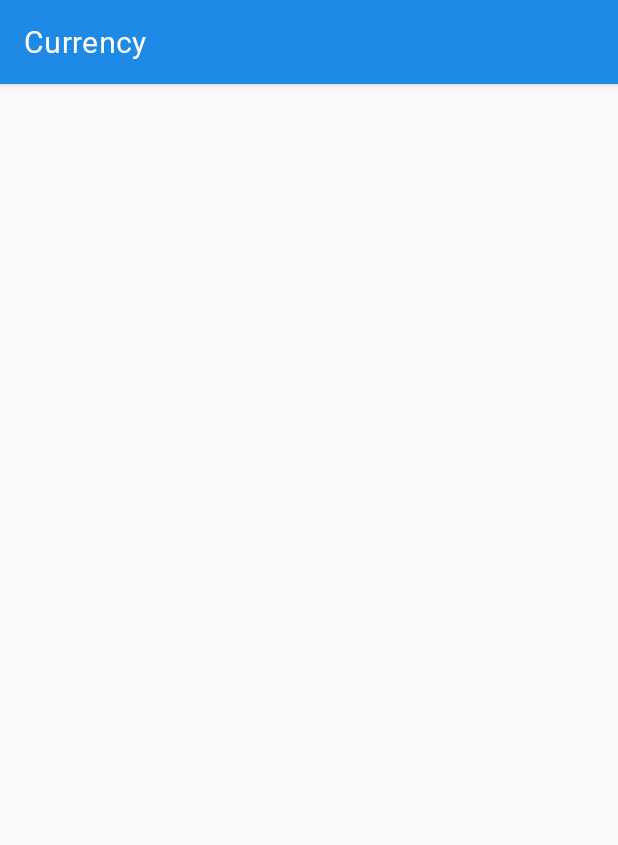
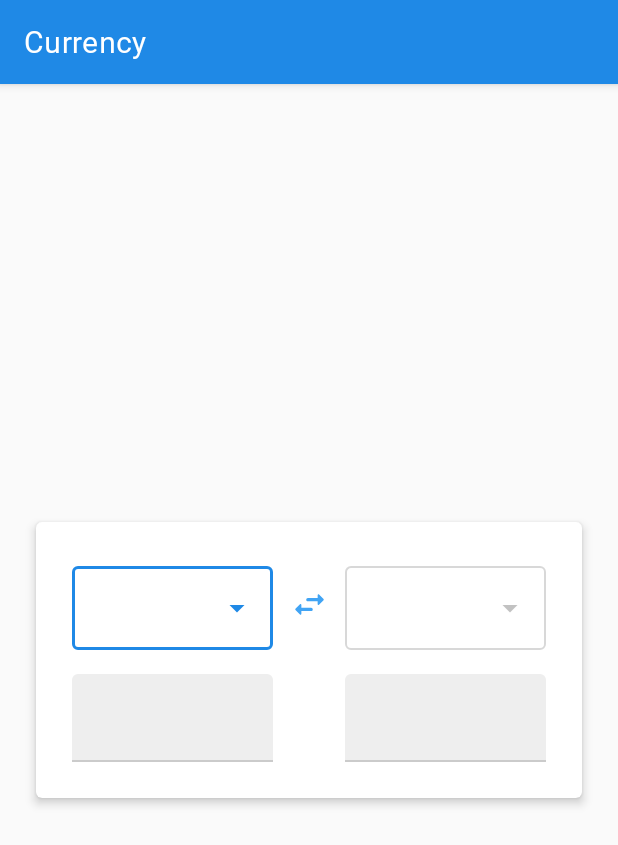
Before and after one commit to manish-dhanani/currency_android, an Android app: the screen it shows after launch (MainActivity), on a phone screen of 412 x 824 dp. Shown: the top 845 px of the screen. Run offline under Robolectric (Android 15) with nearby library versions, the phone set to English and light mode, and no system bars.

Commit message:
ui: design currency convertor card

```diff
--- /dev/null
+++ b/app/src/main/res/drawable/cursor_drawable.xml
@@ -0,0 +1,5 @@
+<?xml version="1.0" encoding="utf-8"?>
+<shape xmlns:android="http://schemas.android.com/apk/res/android">
+    <size android:width="1.5dp" />
+    <solid android:color="?android:textColorPrimary" />
+</shape>
--- /dev/null
+++ b/app/src/main/res/drawable/ic_swap.xml
@@ -0,0 +1,9 @@
+<vector xmlns:android="http://schemas.android.com/apk/res/android"
+    android:width="24dp"
+    android:height="24dp"
+    android:viewportWidth="24"
+    android:viewportHeight="24">
+    <path
+        android:fillColor="@color/accent"
+        android:pathData="M6.14,11.86l-2.78,2.79c-0.19,0.2 -0.19,0.51 0,0.71l2.78,2.79c0.31,0.32 0.85,0.09 0.85,-0.35L6.99,16L13,16c0.55,0 1,-0.45 1,-1s-0.45,-1 -1,-1L6.99,14v-1.79c0,-0.45 -0.54,-0.67 -0.85,-0.35zM20.65,8.65l-2.78,-2.79c-0.31,-0.32 -0.85,-0.09 -0.85,0.35L17.02,8L11,8c-0.55,0 -1,0.45 -1,1s0.45,1 1,1h6.01v1.79c0,0.45 0.54,0.67 0.85,0.35l2.78,-2.79c0.2,-0.19 0.2,-0.51 0.01,-0.7z" />
+</vector>
--- a/app/src/main/res/layout/fragment_main.xml
+++ b/app/src/main/res/layout/fragment_main.xml
@@ -1,7 +1,100 @@
 <?xml version="1.0" encoding="utf-8"?>
 <androidx.constraintlayout.widget.ConstraintLayout xmlns:android="http://schemas.android.com/apk/res/android"
+    xmlns:app="http://schemas.android.com/apk/res-auto"
     xmlns:tools="http://schemas.android.com/tools"
     android:id="@+id/main"
     android:layout_width="match_parent"
     android:layout_height="match_parent"
-    tools:context=".ui.main.view.MainFragment" />
+    tools:context=".ui.main.view.MainFragment">
+
+    <com.google.android.material.card.MaterialCardView
+        android:layout_width="match_parent"
+        android:layout_height="wrap_content"
+        android:layout_marginHorizontal="@dimen/app_margin_large"
+        app:cardBackgroundColor="@color/white"
+        app:cardElevation="4dp"
+        app:layout_constraintBottom_toBottomOf="parent"
+        app:layout_constraintTop_toTopOf="parent">
+
+        <androidx.constraintlayout.widget.ConstraintLayout
+            android:layout_width="match_parent"
+            android:layout_height="wrap_content"
+            android:padding="@dimen/app_margin_large">
+
+            <com.google.android.material.textfield.TextInputLayout
+                android:id="@+id/from_dropdown"
+                style="@style/TextInputLayout.Dropdown"
+                android:layout_marginEnd="@dimen/app_margin_large"
+                app:layout_constraintEnd_toStartOf="@+id/to_dropdown"
+                app:layout_constraintStart_toStartOf="parent"
+                app:layout_constraintTop_toTopOf="parent">
+
+                <androidx.appcompat.widget.AppCompatAutoCompleteTextView
+                    android:layout_width="match_parent"
+                    android:layout_height="wrap_content"
+                    android:cursorVisible="false"
+                    android:inputType="none" />
+
+            </com.google.android.material.textfield.TextInputLayout>
+
+            <com.google.android.material.textfield.TextInputLayout
+                android:id="@+id/to_dropdown"
+                style="@style/TextInputLayout.Dropdown"
+                android:layout_marginStart="@dimen/app_margin_large"
+                app:layout_constraintEnd_toEndOf="parent"
+                app:layout_constraintStart_toEndOf="@+id/from_dropdown"
+                app:layout_constraintTop_toTopOf="parent">
+
+                <androidx.appcompat.widget.AppCompatAutoCompleteTextView
+                    android:layout_width="match_parent"
+                    android:layout_height="wrap_content"
+                    android:cursorVisible="false"
+                    android:inputType="none" />
+
+            </com.google.android.material.textfield.TextInputLayout>
+
+            <com.google.android.material.textfield.TextInputLayout
+                android:id="@+id/til_from_amount"
+                style="@style/TextInputLayout"
+                android:layout_marginTop="@dimen/app_margin_medium"
+                app:layout_constraintEnd_toEndOf="@id/from_dropdown"
+                app:layout_constraintStart_toStartOf="@+id/from_dropdown"
+                app:layout_constraintTop_toBottomOf="@+id/from_dropdown">
+
+                <com.google.android.material.textfield.TextInputEditText
+                    style="@style/TextInputEditText"
+                    android:inputType="numberDecimal"
+                    android:maxLength="12" />
+
+            </com.google.android.material.textfield.TextInputLayout>
+
+            <com.google.android.material.textfield.TextInputLayout
+                android:id="@+id/til_to_amount"
+                style="@style/TextInputLayout"
+                app:layout_constraintEnd_toEndOf="@+id/to_dropdown"
+                app:layout_constraintStart_toStartOf="@+id/to_dropdown"
+                app:layout_constraintTop_toTopOf="@+id/til_from_amount">
+
+                <com.google.android.material.textfield.TextInputEditText
+                    style="@style/TextInputEditText"
+                    android:inputType="numberDecimal"
+                    android:maxLength="12" />
+
+            </com.google.android.material.textfield.TextInputLayout>
+
+            <androidx.appcompat.widget.AppCompatImageView
+                android:id="@+id/iv_swap"
+                android:layout_width="42dp"
+                android:layout_height="42dp"
+                android:padding="8dp"
+                app:layout_constraintBottom_toBottomOf="@+id/from_dropdown"
+                app:layout_constraintEnd_toStartOf="@+id/to_dropdown"
+                app:layout_constraintStart_toEndOf="@+id/from_dropdown"
+                app:layout_constraintTop_toTopOf="@+id/from_dropdown"
+                app:srcCompat="@drawable/ic_swap" />
+
+        </androidx.constraintlayout.widget.ConstraintLayout>
+
+    </com.google.android.material.card.MaterialCardView>
+
+</androidx.constraintlayout.widget.ConstraintLayout>
--- /dev/null
+++ b/app/src/main/res/values/styles.xml
@@ -0,0 +1,26 @@
+<?xml version="1.0" encoding="utf-8"?>
+<resources>
+    <!-- TextInput -->
+    <style name="TextInputLayout" parent="Widget.MaterialComponents.TextInputLayout.FilledBox">
+        <item name="android:layout_width">0dp</item>
+        <item name="android:layout_height">wrap_content</item>
+        <item name="hintTextColor">@color/accent</item>
+    </style>
+
+    <style name="TextInputLayout.Dropdown" parent="Widget.MaterialComponents.TextInputLayout.OutlinedBox.ExposedDropdownMenu">
+        <item name="android:layout_width">0dp</item>
+        <item name="android:layout_height">wrap_content</item>
+        <item name="hintTextColor">@color/accent</item>
+    </style>
+
+    <style name="TextInputEditText">
+        <item name="android:layout_width">match_parent</item>
+        <item name="android:layout_height">wrap_content</item>
+        <item name="android:textCursorDrawable">@drawable/cursor_drawable</item>
+        <item name="android:textColor">@color/black</item>
+        <item name="android:textSize">18sp</item>
+        <item name="android:fontFamily">@font/roboto_regular</item>
+        <item name="fontFamily">@font/roboto_regular</item>
+    </style>
+    <!-- End of TextInput -->
+</resources>
```
